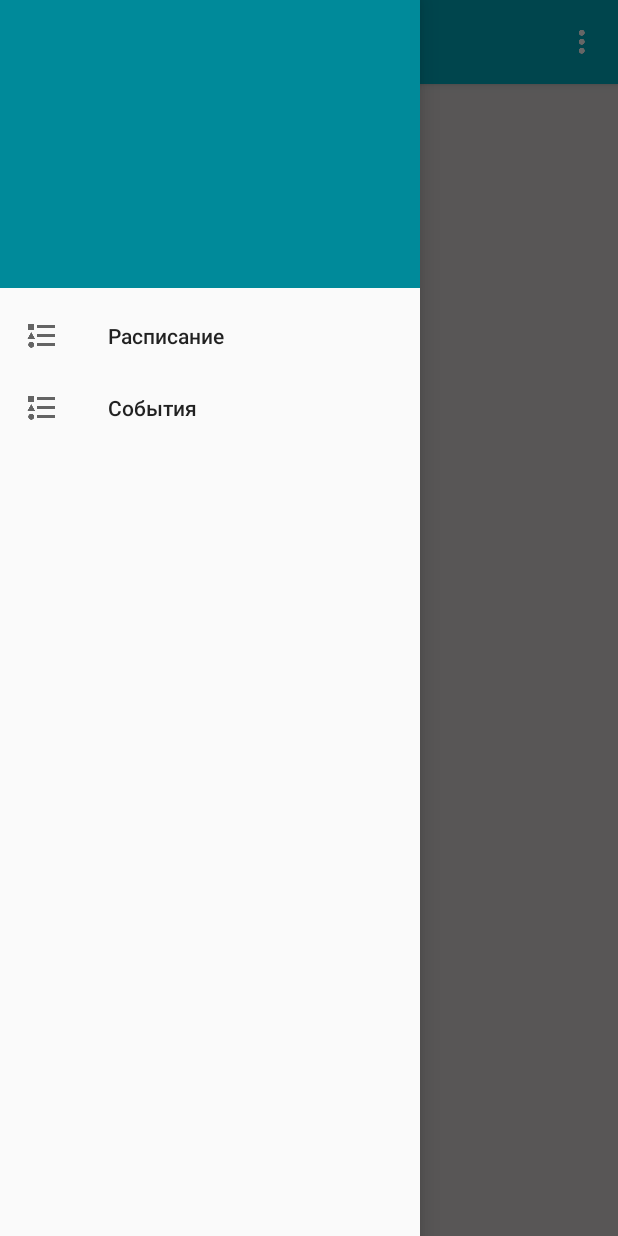
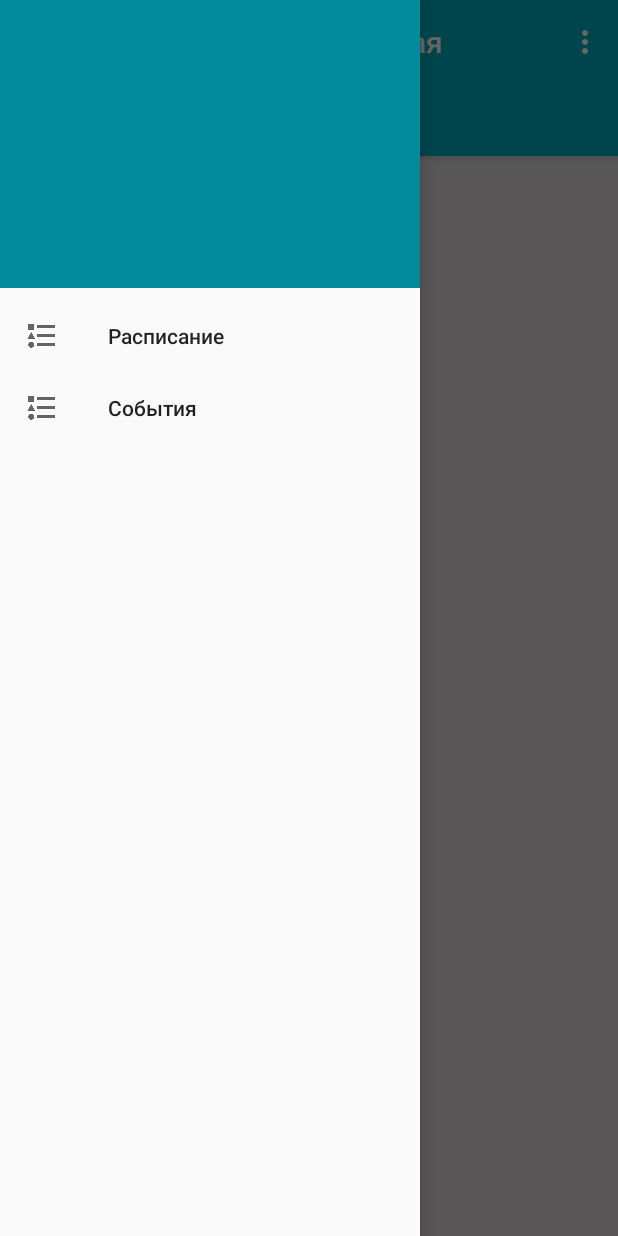
Before and after one commit to 4evterg/DonGTU_mobile, an Android app: the MainActivity screen opened directly, with no data from a screen before it, in the side drawer, after a tap on "События", on a phone screen of 412 x 824 dp. Run offline under Robolectric (Android 15) with nearby library versions, the phone set to English and light mode, and no system bars.

Commit message:
create TabLayout + add dropdown menu in main activity + add some comments to code

```diff
--- a/DonGTU_mobile/app/src/main/java/com/chetverg/dongtu_mobile/MainActivity.java
+++ b/DonGTU_mobile/app/src/main/java/com/chetverg/dongtu_mobile/MainActivity.java
@@ -6,12 +6,18 @@ import android.os.Bundle;
 import android.support.v4.widget.DrawerLayout;
 import android.support.v7.app.AppCompatActivity;
 import android.support.v7.widget.Toolbar;
+import android.view.Menu;
+import android.view.MenuInflater;
 import android.view.MenuItem;
 
 public class MainActivity extends AppCompatActivity {
 
+    // Объявление формы
     private static final int LAYOUT = R.layout.activity_main;
+
+    // Объявление тулбара
     private Toolbar toolbar;
+    // Объявление бокового меню
     private DrawerLayout drawerLayout;
 
     protected void onCreate(Bundle savedInstanceState) {
@@ -19,25 +25,41 @@ public class MainActivity extends AppCompatActivity {
         super.onCreate(savedInstanceState);
         setContentView(LAYOUT);
 
+        //вызов тулбара
         initToolbar();
-        InitNavigationView();
+        //вызов меню
+        initNavigationView();
     }
 
+
+
+    // Инициализация тулбара
     private void initToolbar(){
         toolbar = (Toolbar) findViewById(R.id.toolbar);
-        toolbar.setTitle("DonGTU_mobile BETA");
-//        toolbar.setTitleTextColor(Color.WHITE);
-        toolbar.setOnMenuItemClickListener(new Toolbar.OnMenuItemClickListener(){
-            @Override
-            public boolean onMenuItemClick(MenuItem item) {
-                return false;
-            }
-        });
+        //Выставление заголовка тулбара
+        toolbar.setTitle("DonGTU_mobile BETA.Главная");
+//        toolbar.setOnMenuItemClickListener(new Toolbar.OnMenuItemClickListener(){
+//            @Override
+//            public boolean onMenuItemClick(MenuItem item) {
+//                return false;
+//            }
+//        });
 
         toolbar.inflateMenu(R.menu.menu);
     }
 
-    private void InitNavigationView() {
+    // Подключение выпадающего меню
+    @Override
+    public boolean onCreateOptionsMenu(Menu menu) {
+        MenuInflater inflater = getMenuInflater();
+        inflater.inflate(R.menu.menu, menu);
+        return super.onCreateOptionsMenu(menu);
+    }
+
+
+
+    // Инициализация бокового меню
+    private void initNavigationView() {
         drawerLayout = (DrawerLayout)findViewById(R.id.drawer_layout);
     }
 
--- a/DonGTU_mobile/app/src/main/res/layout/activity_main.xml
+++ b/DonGTU_mobile/app/src/main/res/layout/activity_main.xml
@@ -22,9 +22,20 @@
                 andriod:layout_width="match_parent"
                 andriod:layout_height="?attr/actionBarSize"
                 andriod:background="?attr/colorPrimary"
-                app:titleTextColor="@color/colorWhite">
+                app:titleTextColor="@color/colorWhite" />
 
-            </android.support.v7.widget.Toolbar>
+            <!--
+             tabIndicatorColor - цвет полоски выбранной вкладки
+             tabIndicatorHeight - её толщина
+             -->
+            <android.support.design.widget.TabLayout
+                android:id="@+id/tab_layout"
+                android:layout_width="match_parent"
+                android:layout_height="wrap_content"
+                app:tabIndicatorColor="@android:color/white"
+                app:tabIndicatorHeight="6dp"
+                app:tabSelectedTextColor="@android:color/white"
+                app:tabTextColor="@android:color/white"/>
 
         </android.support.design.widget.AppBarLayout>
 
--- a/DonGTU_mobile/app/src/main/res/menu/menu.xml
+++ b/DonGTU_mobile/app/src/main/res/menu/menu.xml
@@ -1,10 +1,24 @@
 <?xml version="1.0" encoding="utf-8"?>
 <menu xmlns:android="http://schemas.android.com/apk/res/android"
     xmlns:app="http://schemas.android.com/apk/res-auto">
+    <!--<item-->
+        <!--android:id="@+id/main_activity_menu"-->
+        <!--android:title="@string/main_activity_menu"-->
+        <!--android:orderInCategory="1"-->
+        <!--android:icon="@mipmap/ic_dots_vertical_white_24dp"-->
+        <!--app:showAsAction="ifRoom"/>-->
+
     <item
-        android:id="@+id/search"
-        android:title="@string/search_title"
+        android:id="@+id/first_item"
+        android:title="first_item"
         android:orderInCategory="1"
-        android:icon="@mipmap/ic_dots_vertical_white_24dp"
-        app:showAsAction="ifRoom"/>
+
+        app:showAsAction="never"/>
+    <item
+        android:id="@+id/second_item"
+        android:title="second_item"
+        android:orderInCategory="2"
+
+        app:showAsAction="never"/>
+
 </menu>
--- a/DonGTU_mobile/app/src/main/res/values/strings.xml
+++ b/DonGTU_mobile/app/src/main/res/values/strings.xml
@@ -1,6 +1,6 @@
 <resources>
     <string name="app_name">DonGTU_mobile BETA</string>
-    <string name="search_title">Search</string>
+    <string name="main_activity_menu">Меню</string>
     <string name="menu_item_schedule">Расписание</string>
     <string name="menu_item_events">События</string>
     <string name="login_remember_me">Запомнить меня</string>
```
Also changed, not shown: DonGTU_mobile/app/src/main/java/com/chetverg/dongtu_mobile/LoginActivity.java (+7 -0 lines).
